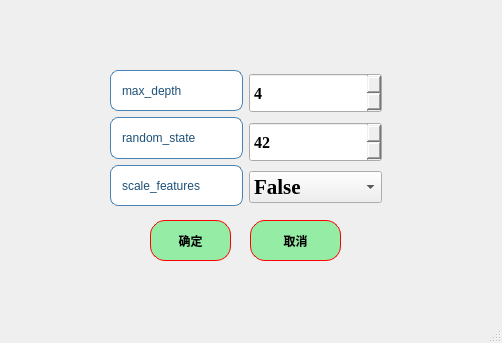
First picture: the form in ui/algorithms1_DT_para.ui, repository azhongege24/predict_first, before the edit.
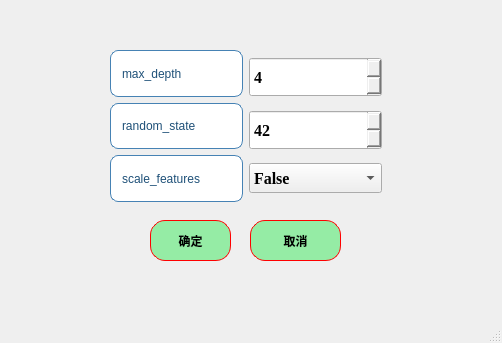
Second picture: the form after the edit.

```diff
--- a/ui/algorithms1_DT_para.ui
+++ b/ui/algorithms1_DT_para.ui
@@ -80,9 +80,9 @@
     <property name="geometry">
      <rect>
       <x>110</x>
-      <y>70</y>
+      <y>50</y>
       <width>272</width>
-      <height>136</height>
+      <height>152</height>
      </rect>
     </property>
     <layout class="QHBoxLayout" name="horizontalLayout">
@@ -269,7 +269,7 @@
          <property name="font">
           <font>
            <family>Times New Roman</family>
-           <pointsize>16</pointsize>
+           <pointsize>12</pointsize>
            <weight>75</weight>
            <bold>true</bold>
           </font>
```
